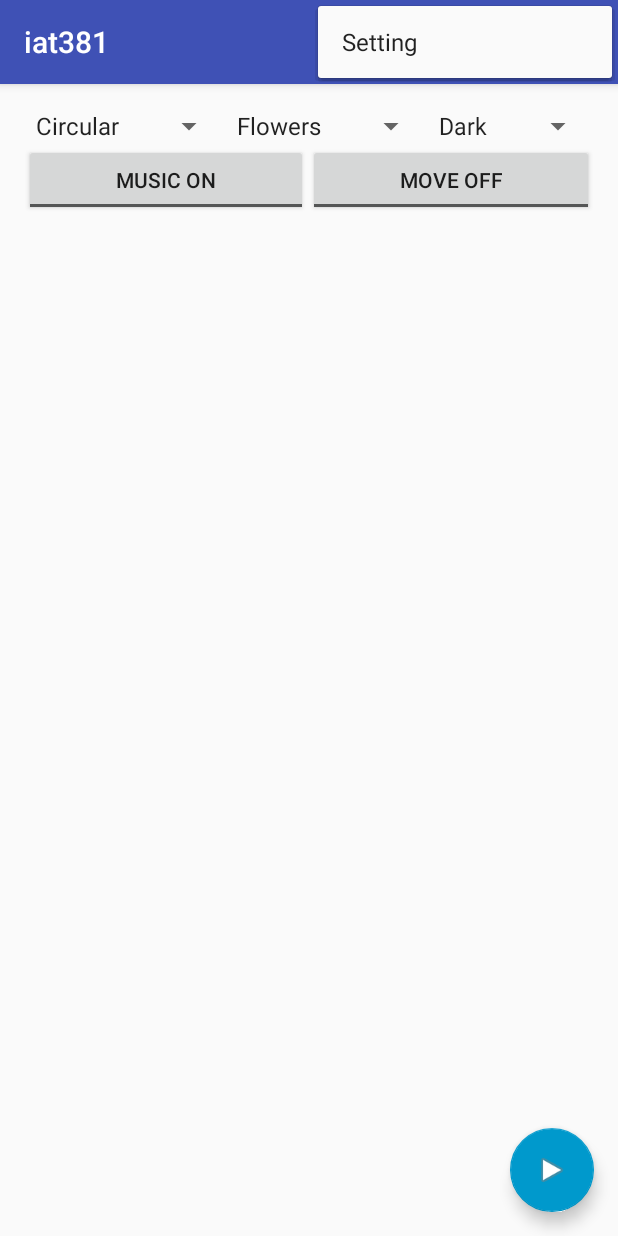
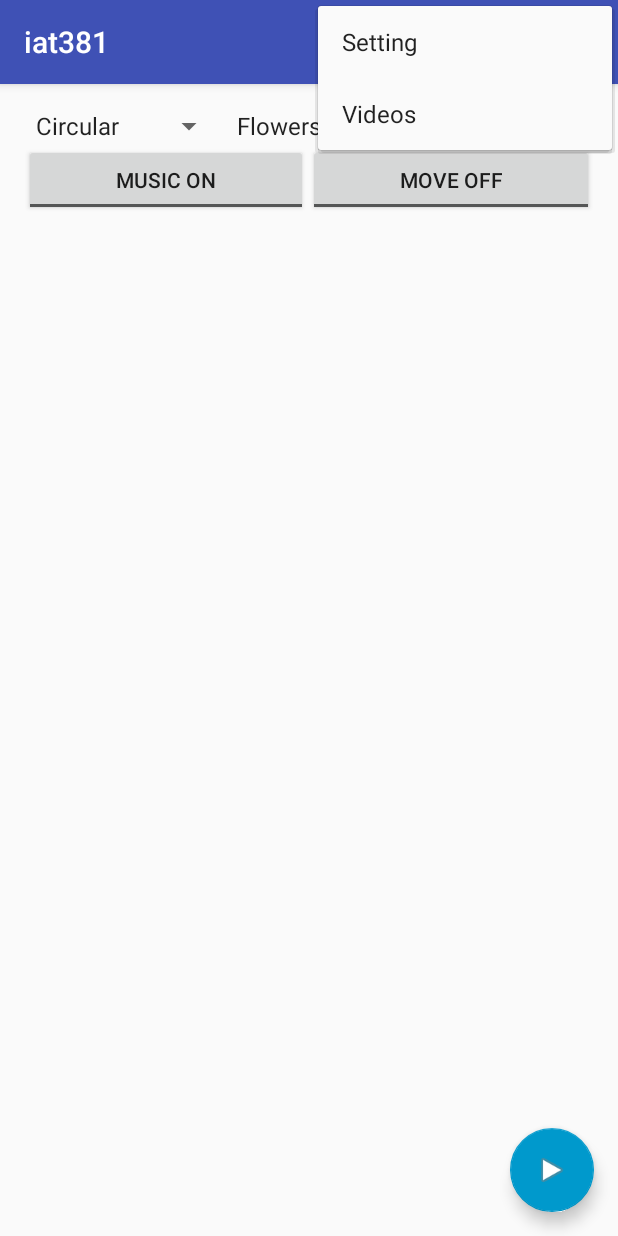
Before and after one commit to evali/iat381, an Android app: the screen it shows after launch (MainActivity), with the options menu open, on a phone screen of 412 x 824 dp. Run offline under Robolectric (Android 15) with nearby library versions, the phone set to English and light mode, and no system bars.

Commit message:
Created Video screen

```diff
--- a/app/src/main/AndroidManifest.xml
+++ b/app/src/main/AndroidManifest.xml
@@ -21,6 +21,8 @@
         <activity android:name=".Setting"
             android:label="Setting">
         </activity>
+        <activity android:name=".Videos"
+            android:label="Vidoes"></activity>
     </application>
 
 </manifest>
--- a/app/src/main/java/com/designbytechne/eva_app/iat381/MainActivity.java
+++ b/app/src/main/java/com/designbytechne/eva_app/iat381/MainActivity.java
@@ -71,6 +71,11 @@ public class MainActivity extends AppCompatActivity {
             startActivity(intent);
         }
 
+        if (id == R.id.videos) {
+            Intent intent= new Intent(this, Videos.class);
+            startActivity(intent);
+        }
+
         return super.onOptionsItemSelected(item);
     }
 }
--- a/app/src/main/res/menu/menu_main.xml
+++ b/app/src/main/res/menu/menu_main.xml
@@ -7,4 +7,9 @@
         android:orderInCategory="100"
         android:title="@string/action_settings"
         app:showAsAction="never" />
+    <item
+        android:id="@+id/videos"
+        android:orderInCategory="200"
+        android:title="Videos"
+        app:showAsAction="never" />
 </menu>
```
Also changed, not shown: app/src/main/java/com/designbytechne/eva_app/iat381/Videos.java (added, +11 -0 lines).
